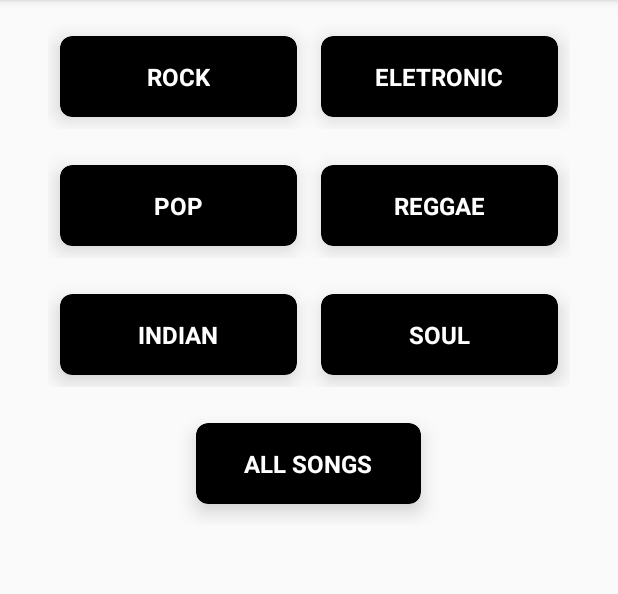
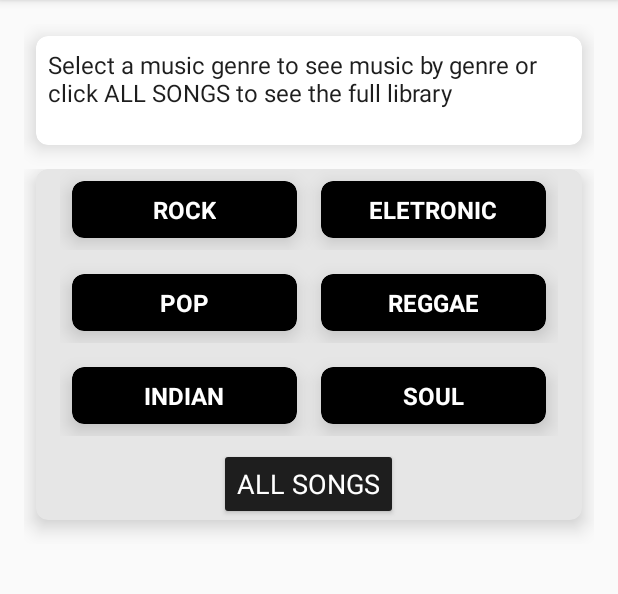
Before and after one commit to jesselima/nanodegree-android-basic-musical-structure, an Android app: the screen it shows after launch (MusicGenresActivity before the commit, MusicLibraryActivity after it), on a phone screen of 412 x 824 dp, the part 84-678 px from its top. Run offline under Robolectric (Android 15) with nearby library versions, the phone set to English and light mode, and no system bars.

Commit message:
Class renamed. MusicLibrary layout improved with cards.

```diff
--- a/app/src/main/java/com/udacity/nanodegree/musicalstructure/MusicGenresActivity.java
+++ b/app/src/main/java/com/udacity/nanodegree/musicalstructure/MusicLibraryActivity.java
@@ -5,13 +5,14 @@ import android.support.v7.app.AppCompatActivity;
 import android.os.Bundle;
 import android.support.v7.widget.CardView;
 import android.view.View;
+import android.widget.Button;
 
-public class MusicGenresActivity extends AppCompatActivity {
+public class MusicLibraryActivity extends AppCompatActivity {
 
     @Override
     protected void onCreate(Bundle savedInstanceState) {
         super.onCreate(savedInstanceState);
-        setContentView(R.layout.activity_music_genres);
+        setContentView(R.layout.activity_music_library);
 
         CardView cardRock = findViewById(R.id.card_rock);
         CardView cardElectronic = findViewById(R.id.card_electronic);
@@ -19,13 +20,13 @@ public class MusicGenresActivity extends AppCompatActivity {
         CardView cardRbSoul = findViewById(R.id.card_soul);
         CardView cardReggae = findViewById(R.id.card_reggae);
         CardView cardPop = findViewById(R.id.card_pop);
-        CardView cardAllSongs = findViewById(R.id.card_all_songs);
+        Button btnAllSongs = findViewById(R.id.card_all_songs);
 
         cardRock.setOnClickListener(new View.OnClickListener() {
             @Override
             public void onClick(View view) {
                 String genre = "Rock";
-                Intent intent = new Intent(MusicGenresActivity.this, MusicListByGenreActivity.class);
+                Intent intent = new Intent(MusicLibraryActivity.this, MusicListByGenreActivity.class);
                 intent.putExtra("genre", genre);
                 startActivity(intent);
             }
@@ -35,7 +36,7 @@ public class MusicGenresActivity extends AppCompatActivity {
             @Override
             public void onClick(View view) {
                 String genre = "Electronic";
-                Intent intent = new Intent(MusicGenresActivity.this, MusicListByGenreActivity.class);
+                Intent intent = new Intent(MusicLibraryActivity.this, MusicListByGenreActivity.class);
                 intent.putExtra("genre", genre);
                 startActivity(intent);
             }
@@ -45,7 +46,7 @@ public class MusicGenresActivity extends AppCompatActivity {
             @Override
             public void onClick(View view) {
                 String genre = "Indian";
-                Intent intent = new Intent(MusicGenresActivity.this, MusicListByGenreActivity.class);
+                Intent intent = new Intent(MusicLibraryActivity.this, MusicListByGenreActivity.class);
                 intent.putExtra("genre", genre);
                 startActivity(intent);
             }
@@ -55,7 +56,7 @@ public class MusicGenresActivity extends AppCompatActivity {
             @Override
             public void onClick(View view) {
                 String genre = "Soul";
-                Intent intent = new Intent(MusicGenresActivity.this, MusicListByGenreActivity.class);
+                Intent intent = new Intent(MusicLibraryActivity.this, MusicListByGenreActivity.class);
                 intent.putExtra("genre", genre);
                 startActivity(intent);
             }
@@ -65,7 +66,7 @@ public class MusicGenresActivity extends AppCompatActivity {
             @Override
             public void onClick(View view) {
                 String genre = "Reggae";
-                Intent intent = new Intent(MusicGenresActivity.this, MusicListByGenreActivity.class);
+                Intent intent = new Intent(MusicLibraryActivity.this, MusicListByGenreActivity.class);
                 intent.putExtra("genre", genre);
                 startActivity(intent);
             }
@@ -75,16 +76,16 @@ public class MusicGenresActivity extends AppCompatActivity {
             @Override
             public void onClick(View view) {
                 String genre = "Pop";
-                Intent intent = new Intent(MusicGenresActivity.this, MusicListByGenreActivity.class);
+                Intent intent = new Intent(MusicLibraryActivity.this, MusicListByGenreActivity.class);
                 intent.putExtra("genre", genre);
                 startActivity(intent);
             }
         });
 
-        cardAllSongs.setOnClickListener(new View.OnClickListener() {
+        btnAllSongs.setOnClickListener(new View.OnClickListener() {
             @Override
             public void onClick(View view) {
-                Intent intent = new Intent(MusicGenresActivity.this, MusicListActivity.class);
+                Intent intent = new Intent(MusicLibraryActivity.this, MusicListActivity.class);
                 startActivity(intent);
             }
         });
--- a/app/src/main/java/com/udacity/nanodegree/musicalstructure/SplashScreenActivity.java
+++ b/app/src/main/java/com/udacity/nanodegree/musicalstructure/SplashScreenActivity.java
@@ -22,7 +22,7 @@ public class SplashScreenActivity extends AppCompatActivity {
     }
 
     private void goToMusicListActivity(){
-        Intent intent = new Intent(this, MusicGenresActivity.class);
+        Intent intent = new Intent(this, MusicLibraryActivity.class);
         startActivity(intent);
         finish();
     }
--- a/app/src/main/res/layout/activity_music_genres.xml
+++ b/app/src/main/res/layout/activity_music_library.xml
@@ -8,15 +8,48 @@
     android:layout_margin="@dimen/layout_margin16"
     android:animateLayoutChanges="true"
     android:orientation="vertical"
-    tools:context="com.udacity.nanodegree.musicalstructure.MusicGenresActivity">
+    tools:context="com.udacity.nanodegree.musicalstructure.MusicLibraryActivity">
+
+    <android.support.v7.widget.CardView
+        android:layout_width="match_parent"
+        android:layout_height="wrap_content"
+        android:backgroundTint="@color/textColorWhite"
+        app:cardCornerRadius="8dp"
+        app:cardElevation="8dp"
+        android:layout_marginLeft="@dimen/layout_margin8"
+        android:layout_marginTop="@dimen/layout_margin8"
+        android:layout_marginRight="@dimen/layout_margin8"
+        android:layout_marginBottom="@dimen/layout_margin16">
+        <TextView
+            android:layout_width="wrap_content"
+            android:layout_height="wrap_content"
+            android:textSize="@dimen/text_size_sub_heading"
+            android:textColor="@color/colorPrimary"
+            android:text="@string/music_library_activity_description"
+            android:layout_marginBottom="@dimen/layout_margin16"
+            android:padding="@dimen/layout_margin8"/>
+
+    </android.support.v7.widget.CardView>
 
     <ScrollView
         android:layout_width="match_parent"
         android:layout_height="wrap_content">
-        <LinearLayout
+
+        <android.support.v7.widget.CardView
             android:layout_width="match_parent"
             android:layout_height="wrap_content"
-            android:orientation="vertical">
+            android:backgroundTint="@color/cardBackground"
+            app:cardCornerRadius="8dp"
+            app:cardElevation="8dp"
+            android:layout_marginLeft="@dimen/layout_margin8"
+            android:layout_marginRight="@dimen/layout_margin8"
+            android:layout_marginBottom="@dimen/layout_margin16"
+            app:cardPreventCornerOverlap="true">
+
+            <LinearLayout
+                android:layout_width="match_parent"
+                android:layout_height="wrap_content"
+                android:orientation="vertical">
 
                 <LinearLayout
                     style="@style/cardGenres">
@@ -30,7 +63,7 @@
                             android:layout_width="wrap_content"
                             android:layout_height="wrap_content"
                             android:layout_gravity="center"
-                            android:layout_margin="@dimen/layout_margin16"
+                            android:layout_margin="@dimen/layout_margin8"
                             android:text="@string/rock"
                             android:textAllCaps="true"
                             android:textColor="@color/textColorWhite"
@@ -48,7 +81,7 @@
                             android:layout_width="wrap_content"
                             android:layout_height="wrap_content"
                             android:layout_gravity="center"
-                            android:layout_margin="@dimen/layout_margin16"
+                            android:layout_margin="@dimen/layout_margin8"
                             android:text="@string/eletronic"
                             android:textAllCaps="true"
                             android:textColor="@color/textColorWhite"
@@ -69,7 +102,7 @@
                             android:layout_width="wrap_content"
                             android:layout_height="wrap_content"
                             android:layout_gravity="center"
-                            android:layout_margin="@dimen/layout_margin16"
+                            android:layout_margin="@dimen/layout_margin8"
                             android:text="@string/pop"
                             android:textAllCaps="true"
                             android:textColor="@color/textColorWhite"
@@ -87,7 +120,7 @@
                             android:layout_width="wrap_content"
                             android:layout_height="wrap_content"
                             android:layout_gravity="center"
-                            android:layout_margin="@dimen/layout_margin16"
+                            android:layout_margin="@dimen/layout_margin8"
                             android:text="@string/reggae"
                             android:textAllCaps="true"
                             android:textColor="@color/textColorWhite"
@@ -108,7 +141,7 @@
                             android:layout_width="wrap_content"
                             android:layout_height="wrap_content"
                             android:layout_gravity="center"
-                            android:layout_margin="@dimen/layout_margin16"
+                            android:layout_margin="@dimen/layout_margin8"
                             android:text="@string/indian"
                             android:textAllCaps="true"
                             android:textColor="@color/textColorWhite"
@@ -126,7 +159,7 @@
                             android:layout_width="wrap_content"
                             android:layout_height="wrap_content"
                             android:layout_gravity="center"
-                            android:layout_margin="@dimen/layout_margin16"
+                            android:layout_margin="@dimen/layout_margin8"
                             android:text="@string/r_b_and_soul"
                             android:textAllCaps="true"
                             android:textColor="@color/textColorWhite"
@@ -134,40 +167,17 @@
                             android:textStyle="bold"/>
                     </android.support.v7.widget.CardView>
                 </LinearLayout>
+                <Button
+                    style="@style/buttonDefault"
+                    android:id="@+id/card_all_songs"
+                    android:text="@string/all_songs"/>
+            </LinearLayout>
+        </android.support.v7.widget.CardView>
 
-                <LinearLayout
-                    style="@style/cardGenres">
-                    <View
-                        android:layout_width="0dp"
-                        android:layout_height="60dp"
-                        android:layout_margin="@dimen/layout_margin8"
-                        android:layout_weight="1"
-                        android:backgroundTint="@color/cardBackgroundBlack"/>
-                    <android.support.v7.widget.CardView
-                        android:id="@+id/card_all_songs"
-                        style="@style/cardGenresLayout"
-                        app:cardCornerRadius="8dp"
-                        app:cardElevation="8dp"
-                        app:cardPreventCornerOverlap="true">
-                        <TextView
-                            android:layout_width="wrap_content"
-                            android:layout_height="wrap_content"
-                            android:layout_gravity="center"
-                            android:layout_margin="@dimen/layout_margin16"
-                            android:text="@string/all_songs"
-                            android:textAllCaps="true"
-                            android:textColor="@color/textColorWhite"
-                            android:textSize="@dimen/text_size_16"
-                            android:textStyle="bold"/>
-                    </android.support.v7.widget.CardView>
-                    <View
-                        android:layout_width="0dp"
-                        android:layout_height="60dp"
-                        android:layout_margin="@dimen/layout_margin8"
-                        android:layout_weight="1"
-                        android:backgroundTint="@color/cardBackgroundBlack"/>
-                </LinearLayout>
 
-        </LinearLayout>
+
+
+
+
     </ScrollView>
 </LinearLayout>
--- a/app/src/main/res/values/colors.xml
+++ b/app/src/main/res/values/colors.xml
@@ -3,7 +3,7 @@
     <color name="colorPrimary">#1e1e1e</color>
     <color name="colorPrimaryDark">#000000</color>
     <color name="colorAccent">#FF4081</color>
-    <color name="cardBackground">#0b2e3d</color>
+    <color name="cardBackground">#e6e6e6</color>
     <color name="cardBackgroundBlack">#000000</color>
     <color name="buttonText">#FFFFFF</color>
     <color name="textColorWhite">#FFFFFF</color>
--- a/app/src/main/res/values/strings.xml
+++ b/app/src/main/res/values/strings.xml
@@ -38,4 +38,6 @@
     <string name="all_songs">ALL SONGS</string>
     <string name="image_splash_screen">Image Splash Screen</string>
     <string name="songs">\u0020Songs</string>
+    <string name="music_library">Music Library</string>
+    <string name="music_library_activity_description">Select a music genre to see music by genre or click ALL SONGS to see the full library</string>
 </resources>
--- a/app/src/main/res/values/styles.xml
+++ b/app/src/main/res/values/styles.xml
@@ -21,7 +21,7 @@
         <item name="android:layout_width">match_parent</item>
         <item name="android:layout_height">wrap_content</item>
         <item name="android:orientation">horizontal</item>
-        <item name="android:layout_marginBottom">@dimen/layout_margin16</item>
+        <item name="android:layout_marginBottom">@dimen/layout_margin8</item>
         <item name="android:layout_marginLeft">@dimen/layout_margin16</item>
         <item name="android:layout_marginRight">@dimen/layout_margin16</item>
     </style>
```
Also changed, not shown: app/src/main/AndroidManifest.xml (+7 -16 lines), app/build.gradle (line endings or trailing spaces), app/src/main/res/mipmap-xhdpi/bg_blue_geometric.jpg (added).
